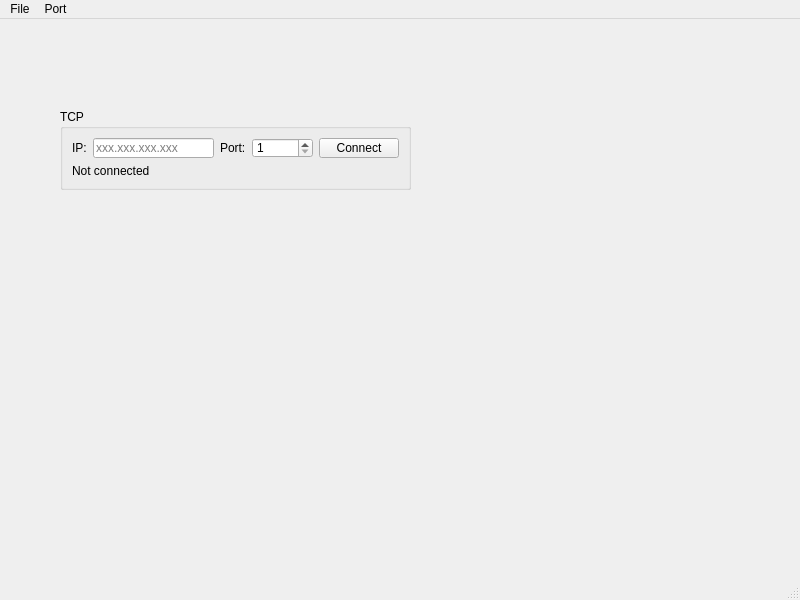
First picture: the form in mainwindow.ui, repository IlyaZh/Maiman-MCBS, before the edit.
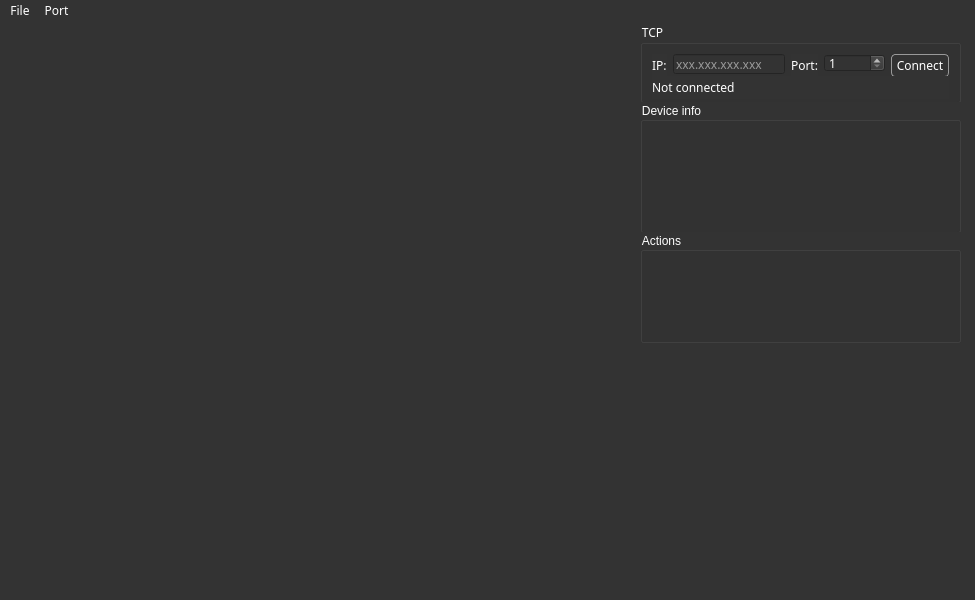
Second picture: the form after the edit.

The edit to the form file:
```diff
--- a/mainwindow.ui
+++ b/mainwindow.ui
@@ -6,60 +6,119 @@
    <rect>
     <x>0</x>
     <y>0</y>
-    <width>800</width>
+    <width>975</width>
     <height>600</height>
    </rect>
   </property>
+  <property name="sizePolicy">
+   <sizepolicy hsizetype="Minimum" vsizetype="Minimum">
+    <horstretch>0</horstretch>
+    <verstretch>0</verstretch>
+   </sizepolicy>
+  </property>
+  <property name="font">
+   <font>
+    <family>SimSun</family>
+    <weight>50</weight>
+    <italic>false</italic>
+    <bold>false</bold>
+   </font>
+  </property>
   <property name="windowTitle">
    <string>MainWindow</string>
   </property>
+  <property name="styleSheet">
+   <string notr="true">QMainWindow *{	
+	background: rgb(51,51,51);
+	color: rgb(255, 255, 255);
+}
+QPushButton {
+	color: rgb(255, 255, 255);
+	background-color: rgb(51, 51, 51);
+	border: 1px solid #999999;
+	border-radius: 4px;
+	padding: 4px;
+}
+
+QPushButton:checked {
+	color: rgb(150, 150, 150);
+}
+
+QWidget, QLabel {
+	font: &quot;Share Tech Mono&quot;;
+}</string>
+  </property>
   <widget class="QWidget" name="centralwidget">
    <widget class="QGroupBox" name="groupBox">
     <property name="geometry">
      <rect>
-      <x>60</x>
-      <y>90</y>
-      <width>351</width>
+      <x>640</x>
+      <y>0</y>
+      <width>321</width>
       <height>81</height>
      </rect>
     </property>
+    <property name="sizePolicy">
+     <sizepolicy hsizetype="Minimum" vsizetype="Preferred">
+      <horstretch>0</horstretch>
+      <verstretch>0</verstretch>
+     </sizepolicy>
+    </property>
+    <property name="minimumSize">
+     <size>
+      <width>211</width>
+      <height>81</height>
+     </size>
+    </property>
+    <property name="font">
+     <font>
+      <family>Share Tech Mono</family>
+      <weight>50</weight>
+      <italic>false</italic>
+      <bold>false</bold>
+     </font>
+    </property>
     <property name="title">
      <string>TCP</string>
     </property>
     <layout class="QGridLayout" name="gridLayout">
-     <item row="0" column="0">
-      <widget class="QLabel" name="label">
-       <property name="text">
-        <string>IP:</string>
-       </property>
-      </widget>
-     </item>
-     <item row="0" column="3">
-      <widget class="QSpinBox" name="portSpinBox">
-       <property name="minimum">
-        <number>1</number>
-       </property>
-       <property name="maximum">
-        <number>99999</number>
-       </property>
-      </widget>
-     </item>
      <item row="0" column="4">
       <widget class="QPushButton" name="networkConnectButton">
+       <property name="minimumSize">
+        <size>
+         <width>0</width>
+         <height>23</height>
+        </size>
+       </property>
+       <property name="font">
+        <font>
+         <family>Share Tech Mono</family>
+         <weight>50</weight>
+         <italic>false</italic>
+         <bold>false</bold>
+        </font>
+       </property>
        <property name="text">
         <string>Connect</string>
        </property>
       </widget>
      </item>
-     <item row="0" column="2">
-      <widget class="QLabel" name="label_2">
-       <property name="text">
-        <string>Port:</string>
-       </property>
-      </widget>
-     </item>
      <item row="0" column="1">
       <widget class="QLineEdit" name="ipLineEdit">
+       <property name="minimumSize">
+        <size>
+         <width>0</width>
+         <height>20</height>
+        </size>
+       </property>
+       <property name="font">
+        <font>
+         <family>Share Tech Mono</family>
+         <weight>50</weight>
+         <italic>false</italic>
+         <bold>false</bold>
+        </font>
+       </property>
        <property name="inputMask">
         <string/>
        </property>
@@ -68,8 +127,88 @@
        </property>
       </widget>
      </item>
-     <item row="1" column="0" colspan="5">
+     <item row="0" column="0">
+      <widget class="QLabel" name="label">
+       <property name="minimumSize">
+        <size>
+         <width>0</width>
+         <height>23</height>
+        </size>
+       </property>
+       <property name="font">
+        <font>
+         <family>Share Tech Mono</family>
+         <weight>50</weight>
+         <italic>false</italic>
+         <bold>false</bold>
+        </font>
+       </property>
+       <property name="text">
+        <string>IP:</string>
+       </property>
+      </widget>
+     </item>
+     <item row="0" column="2">
+      <widget class="QLabel" name="label_2">
+       <property name="minimumSize">
+        <size>
+         <width>0</width>
+         <height>23</height>
+        </size>
+       </property>
+       <property name="font">
+        <font>
+         <family>Share Tech Mono</family>
+         <weight>50</weight>
+         <italic>false</italic>
+         <bold>false</bold>
+        </font>
+       </property>
+       <property name="text">
+        <string>Port:</string>
+       </property>
+      </widget>
+     </item>
+     <item row="0" column="3">
+      <widget class="QSpinBox" name="portSpinBox">
+       <property name="minimumSize">
+        <size>
+         <width>0</width>
+         <height>18</height>
+        </size>
+       </property>
+       <property name="font">
+        <font>
+         <family>Share Tech Mono</family>
+         <weight>50</weight>
+         <italic>false</italic>
+         <bold>false</bold>
+        </font>
+       </property>
+       <property name="minimum">
+        <number>1</number>
+       </property>
+       <property name="maximum">
+        <number>99999</number>
+       </property>
+      </widget>
+     </item>
+     <item row="3" column="0" colspan="5">
       <widget class="QLabel" name="networkStateLabel">
+       <property name="minimumSize">
+        <size>
+         <width>0</width>
+         <height>23</height>
+        </size>
+       </property>
+       <property name="font">
+        <font>
+         <family>Share Tech Mono</family>
+         <weight>50</weight>
+         <italic>false</italic>
+         <bold>false</bold>
+        </font>
+       </property>
        <property name="text">
         <string>Not connected</string>
        </property>
@@ -77,16 +216,60 @@
      </item>
     </layout>
    </widget>
+   <widget class="QWidget" name="workFieldWidget" native="true">
+    <property name="geometry">
+     <rect>
+      <x>10</x>
+      <y>10</y>
+      <width>611</width>
+      <height>371</height>
+     </rect>
+    </property>
+   </widget>
+   <widget class="QGroupBox" name="groupBox_2">
+    <property name="geometry">
+     <rect>
+      <x>640</x>
+      <y>80</y>
+      <width>321</width>
+      <height>131</height>
+     </rect>
+    </property>
+    <property name="title">
+     <string>Device info</string>
+    </property>
+   </widget>
+   <widget class="QGroupBox" name="groupBox_3">
+    <property name="geometry">
+     <rect>
+      <x>640</x>
+      <y>210</y>
+      <width>321</width>
+      <height>111</height>
+     </rect>
+    </property>
+    <property name="title">
+     <string>Actions</string>
+    </property>
+   </widget>
   </widget>
   <widget class="QMenuBar" name="menubar">
    <property name="geometry">
     <rect>
      <x>0</x>
      <y>0</y>
-     <width>800</width>
+     <width>975</width>
      <height>21</height>
     </rect>
    </property>
+   <property name="font">
+    <font>
+     <family>Share Tech Mono</family>
+     <weight>50</weight>
+     <italic>false</italic>
+     <bold>false</bold>
+    </font>
+   </property>
    <widget class="QMenu" name="menuFile">
     <property name="title">
      <string>File</string>
```
